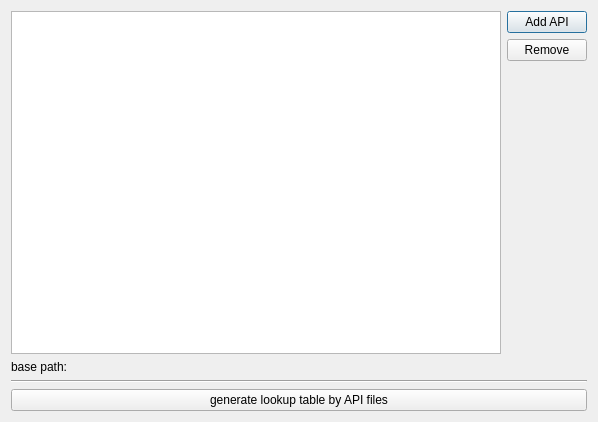
Before: the Qt Designer form Qitom/ui/widgetPropEditorAPI.ui in itom-project/itom, drawn with Qt 5.
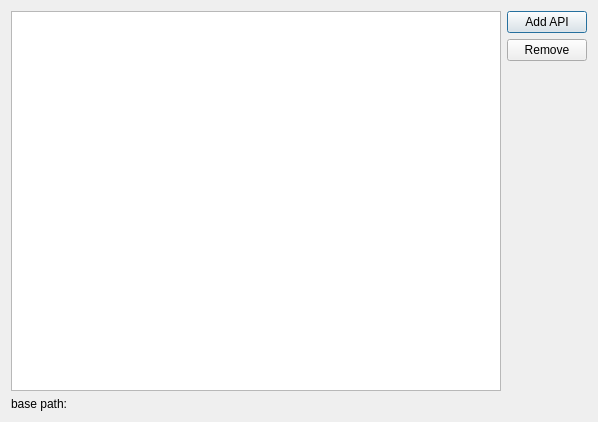
After: the same form once the commit is applied.

The edit to the form file:
```diff
--- a/Qitom/ui/widgetPropEditorAPI.ui
+++ b/Qitom/ui/widgetPropEditorAPI.ui
@@ -66,20 +66,6 @@
      </property>
     </widget>
    </item>
-   <item>
-    <widget class="Line" name="line">
-     <property name="orientation">
-      <enum>Qt::Horizontal</enum>
-     </property>
-    </widget>
-   </item>
-   <item>
-    <widget class="QPushButton" name="btnPrepareAPI">
-     <property name="text">
-      <string>generate lookup table by API files</string>
-     </property>
-    </widget>
-   </item>
   </layout>
  </widget>
  <resources/>
```
